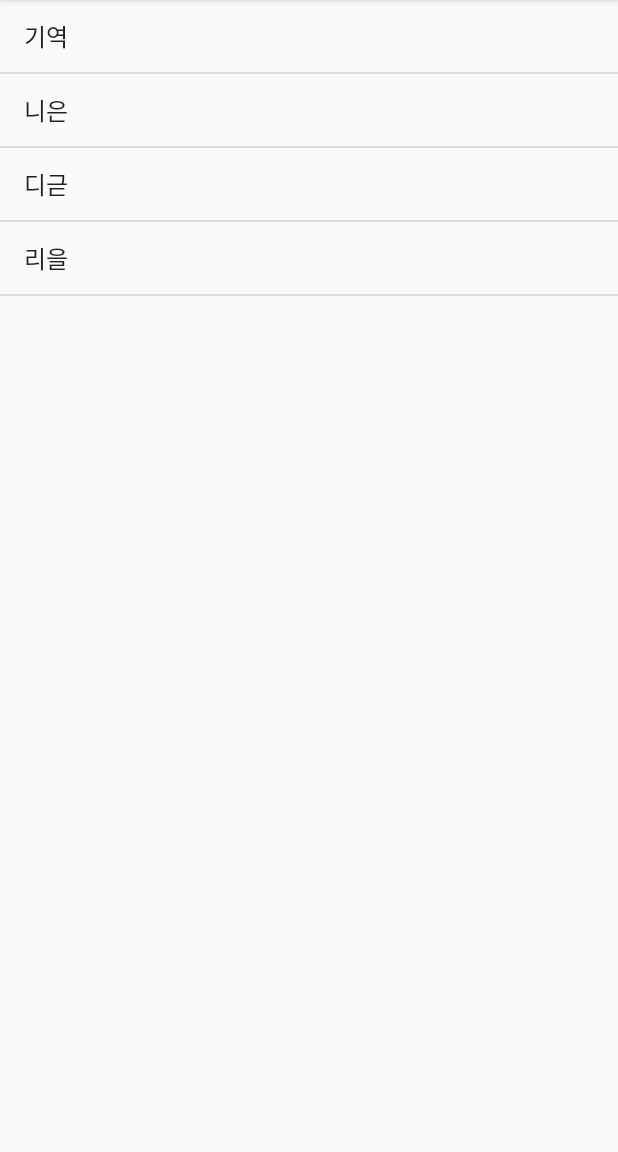
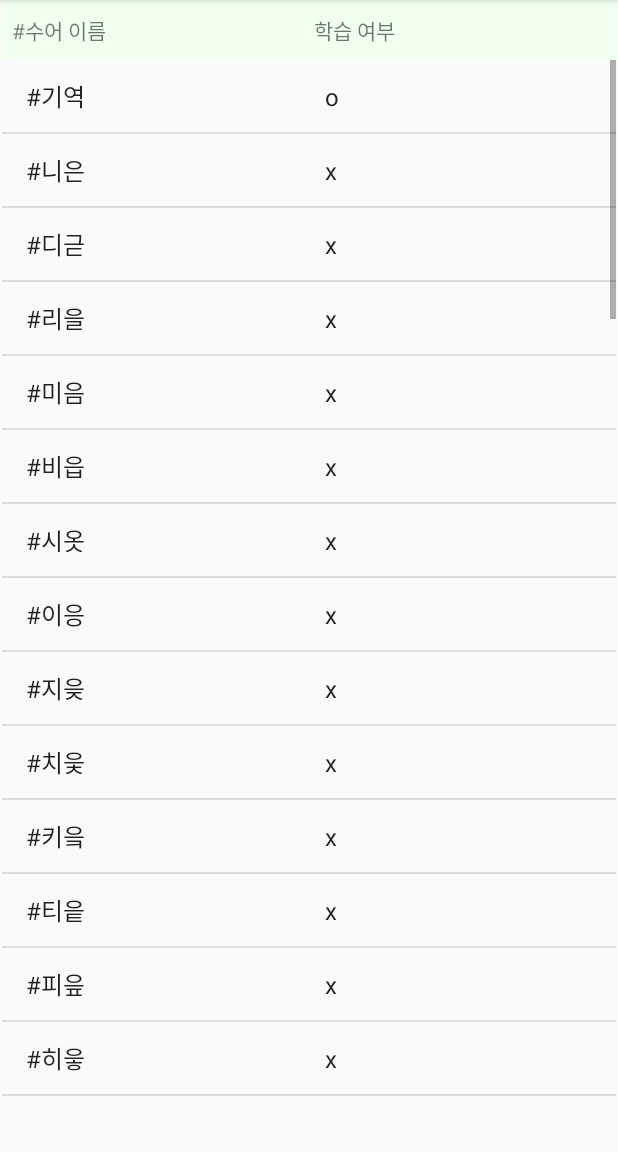
Before and after one commit to 06Ag/Capstone, an Android app: the TodayLearning screen opened directly, with no data from a screen before it, after a tap on "오답노트 및 총 배운 단어", on a phone screen of 412 x 824 dp, the part 84-1236 px from its top. Run offline under Robolectric (Android 15) with nearby library versions, the phone set to English and light mode, and no system bars.

Commit message:
이름추가

```diff
--- a/Signlanguage/app/build.gradle
+++ b/Signlanguage/app/build.gradle
@@ -29,7 +29,7 @@ android {
         }
     }
 
-    aaptOptions{
+    aaptOptions {
         noCompress "tflite"
     }
 }
--- a/Signlanguage/app/src/main/AndroidManifest.xml
+++ b/Signlanguage/app/src/main/AndroidManifest.xml
@@ -34,7 +34,8 @@
         android:supportsRtl="true"
         android:theme="@style/AppTheme"
         tools:ignore="GoogleAppIndexingWarning">
-        <activity android:name=".LearningStart"></activity>
+        <activity android:name=".IntroName"></activity>
+        <activity android:name=".LearningStart" />
         <activity android:name=".SignSearch" />
         <activity android:name=".DBtest" />
         <activity android:name=".HsvSetting" />
--- a/Signlanguage/app/src/main/cpp/CMakeLists.txt
+++ b/Signlanguage/app/src/main/cpp/CMakeLists.txt
@@ -5,7 +5,7 @@
 
 cmake_minimum_required(VERSION 3.4.1)
 
-set(pathPROJECT C:/Users/tkddm/Desktop/Capstone/Signlanguage) #육
+#set(pathPROJECT C:/Users/tkddm/Desktop/Capstone/Signlanguage) #육
 #set(pathPROJECT C:/Users/iw67c/AndroidStudioProjects/Capstone/Signlanguage) # 영지
 #set(pathPROJECT C:/Users/User/AndroidStudioProjects/Capstone/Signlanguage) # 은진
 set(pathOPENCV ${pathPROJECT}/opencv)
--- a/Signlanguage/app/src/main/java/com/example/singlanguage/DBHelper.java
+++ b/Signlanguage/app/src/main/java/com/example/singlanguage/DBHelper.java
@@ -4,7 +4,6 @@ import android.content.Context;
 import android.database.Cursor;
 import android.database.sqlite.SQLiteDatabase;
 import android.database.sqlite.SQLiteOpenHelper;
-import android.content.pm.PackageManager;
 import android.util.Log;
 
 import java.io.BufferedReader;
@@ -169,7 +168,6 @@ public class DBHelper extends SQLiteOpenHelper {
         String result = "";
         Cursor cursor = db.rawQuery("SELECT name FROM SIGN_BOOK WHERE _id = '"+i+"';", null);
         while (cursor.moveToNext()) {
-
              result += cursor.getString(0); //수화이름
         }
         return result;
@@ -190,4 +188,14 @@ public class DBHelper extends SQLiteOpenHelper {
         cnt = cursor.getCount();
         return cnt;
     }
+    public int checkchlearn(int i){
+        int cnt =0;
+        SQLiteDatabase db = getReadableDatabase();
+        Cursor cursor = db.rawQuery("SELECT chlearn FROM SIGN_BOOK WHERE _id = '"+i+"';", null);
+        while (cursor.moveToNext()) {
+            cnt = cursor.getInt(0);
+        }
+        return cnt;
+    }
+
 }
--- a/Signlanguage/app/src/main/java/com/example/singlanguage/DBToday.java
+++ b/Signlanguage/app/src/main/java/com/example/singlanguage/DBToday.java
@@ -34,18 +34,25 @@ public class DBToday extends SQLiteOpenHelper {
     @Override
     public void onCreate(SQLiteDatabase db) {
         db.execSQL("DROP TABLE IF EXISTS TODAY");
-        //date -> 처음 학습 시작한 날짜, count -> 학습하기로 한 단어 갯수, day -> 학습한지 며칠째, pos -> 오늘 학습한 단어수(진행사항 바를 위해)
-        db.execSQL( "CREATE TABLE TODAY (date TEXT DEFAULT '', count INTEGER DEFAULT 0, day INTEGER DEFAULT 0,pos INTEGER DEFAULT 0);");
+        //name -> 사용자이름, date -> 처음 학습 시작한 날짜, count -> 학습하기로 한 단어 갯수, day -> 학습한지 며칠째, pos -> 오늘 학습한 단어수(진행사항 바를 위해)
+        db.execSQL( "CREATE TABLE TODAY (name TEXT DEFAULT '', date TEXT DEFAULT '', count INTEGER DEFAULT 0, day INTEGER DEFAULT 0,pos INTEGER DEFAULT 0);");
 
     }
 
     @Override
     public void onUpgrade(SQLiteDatabase db, int oldVersion, int newVersion) {
     }
+
+    public void insertname(String name){
+        SQLiteDatabase db = getWritableDatabase();
+        db.execSQL( "INSERT INTO TODAY(name) VALUES('" + name+ "');");
+        db.close();
+    }
+
     //LearningStart.java 에서 날짜와 학습할 단어수를 저장하기 위한 함수
-    public void insert(String date, int count,int day,int pos) {
+    public void insert(String name, String date, int count,int day,int pos) {
         SQLiteDatabase db = getWritableDatabase();
-        db.execSQL( "INSERT INTO TODAY VALUES('" + date + "', '" + count + "', '" + day + "', '"+ pos + "');");
+        db.execSQL( "UPDATE TODAY SET date = '"+date+"',count = '"+count+"',day = '"+day+"',pos = '"+pos+"' WHERE name = '"+name+"';");
         db.close();
     }
 
@@ -64,6 +71,17 @@ public class DBToday extends SQLiteOpenHelper {
         db.execSQL( "UPDATE TODAY SET pos = '"+pos+"' WHERE count = '"+count+"';");
         db.close();
     }
+
+    public  String getName(){
+        SQLiteDatabase db = getReadableDatabase();
+        String result = "";
+        Cursor cursor = db.rawQuery("SELECT name FROM TODAY", null);
+        while (cursor.moveToNext()) {
+            result += cursor.getString(0); //사용자이름
+        }
+        return result;
+    }
+
 
     public String getDate() {
         SQLiteDatabase db = getReadableDatabase();
--- a/Signlanguage/app/src/main/java/com/example/singlanguage/TodayLearning.java
+++ b/Signlanguage/app/src/main/java/com/example/singlanguage/TodayLearning.java
@@ -1,13 +1,17 @@
 package com.example.singlanguage;
+
+import android.content.Intent;
+import android.os.Bundle;
+import android.view.View;
+import android.widget.Button;
+import android.widget.ProgressBar;
+import android.widget.TextView;
 
 import androidx.appcompat.app.AppCompatActivity;
 
-import android.view.View;
-import android.widget.Button;
-import android.content.Intent;
-import android.os.Bundle;
-import android.widget.ProgressBar;
-import android.widget.TextView;
+import java.text.ParseException;
+import java.text.SimpleDateFormat;
+import java.util.Date;
 
 public class TodayLearning extends AppCompatActivity {
 
@@ -27,20 +31,48 @@ public class TodayLearning extends AppCompatActivity {
         setContentView(R.layout.activity_today_learning);
         final DBToday dbToday = DBToday.getInstance(getApplicationContext()); //DB가져오기 progressbar를 위헤
         final DBHelper dbHelper = DBHelper.getInstance(getApplicationContext()); //db가져오기 지금까지 배운 총 단어 갯수 위해
+
         Button bt_start = findViewById(R.id.bt_start);
         Button bt_review = findViewById(R.id.bt_review);
+
         tv_UserName = findViewById(R.id.tv_userName);
         tv_Ncnt = findViewById(R.id.tv_Ncnt);
         tv_progress = findViewById(R.id.tv_progress);
         pb_progress = findViewById(R.id.pb_progress);
         tv_Nday = findViewById(R.id.tv_Nday);
 
-        //db에서 가져온 학습 일자
-        final int day = dbToday.getDay();
-        //db에서 가져온 학습 단어 수
-        final int countword = dbToday.getCount();
-        System.out.println("가져온 day:::"+ day) ;
-        System.out.println("가져온 count:::"+ countword) ;
+        String firstdate = dbToday.getDate(); //db에 저장되있는 처음 학습 날짜 불러옴
+        int countword = dbToday.getCount(); //db에 저장되어있는 오늘의 학습 단어 수
+        int day = 0; //학습한지 며칠째
+
+        final SimpleDateFormat simpleDateFormat = new SimpleDateFormat("yyyy-MM-dd");
+        final String date = simpleDateFormat.format(new Date());//오늘날짜 가져오기
+
+        String na = dbToday.getName();
+
+        tv_UserName.setText(na);// db에 저장되어있는 사람이름
+        System.out.println("최초 학습 시작일 : " +firstdate);
+        System.out.println("현재 학습일 : " +date);
+        System.out.println("학습할 단어 수: " +dbToday.getCount());
+        Date beginDate = null;
+        Date endDate = null;
+        try {
+            beginDate = simpleDateFormat.parse(firstdate);
+            endDate = simpleDateFormat.parse(date);
+        } catch (ParseException e) {
+            e.printStackTrace();
+        }
+
+        // 시간차이를 시간,분,초를 곱한 값으로 나누면 하루 단위가 나옴
+        long diff = endDate.getTime() - beginDate.getTime();
+        long diffDays = diff / (24 * 60 * 60 * 1000);
+        day = (int)diffDays;
+        day += 1; //0일째면 1일째라고 하기 위해서 더해줌
+        System.out.println("학습 일수 : "+ day);
+        if(day!=dbToday.getDay()){
+            dbToday.updatepos(countword,0);
+            dbToday.updateday(countword,day);
+        }
 
         String temp = String.valueOf(day);
         tv_Nday.setText(temp); //학습 일자 update해주기
@@ -71,8 +103,6 @@ public class TodayLearning extends AppCompatActivity {
             public void onClick(View v){
                 final Intent intent = new Intent(getApplicationContext(), TodayStart.class);
                 intent.setFlags(Intent.FLAG_ACTIVITY_NO_ANIMATION);
-                intent.putExtra("day",day) ; //오늘의 학습 페이지로 학습 날짜 넘기기
-                intent.putExtra("countword",countword); //오늘의 학습 페이지로 학습할 단어 수 넘기기
                 startActivity(intent);
             }
         });
--- a/Signlanguage/app/src/main/java/com/example/singlanguage/TodayReview.java
+++ b/Signlanguage/app/src/main/java/com/example/singlanguage/TodayReview.java
@@ -1,6 +1,4 @@
 package com.example.singlanguage;
-
-import androidx.appcompat.app.AppCompatActivity;
 
 import android.os.Bundle;
 import android.view.View;
@@ -9,29 +7,71 @@ import android.widget.ArrayAdapter;
 import android.widget.ListView;
 import android.widget.Toast;
 
-import java.util.List;
+import androidx.appcompat.app.AppCompatActivity;
+
+import java.util.ArrayList;
 
 public class TodayReview extends AppCompatActivity {
-    //listview에 나타날 목록
-    static final String[] LIST_MENU = {"기역", "니은", "디귿", "리을"};
+
 
     @Override
     protected void onCreate(Bundle savedInstanceState) {
         super.onCreate(savedInstanceState);
         setContentView(R.layout.activity_today_review);
 
-        //listview에 LIST_MENU 내영 넣기
-        ArrayAdapter adapter = new ArrayAdapter(this, android.R.layout.simple_list_item_1, LIST_MENU);
-        ListView listView = (ListView) findViewById(R.id.listview);
-        listView.setAdapter(adapter);
+        final DBHelper dbHelper = DBHelper.getInstance(getApplicationContext()); //db가져오기 지금까지 배운 총 단어 이름 위해
+        final DBToday dbToday = DBToday.getInstance(getApplicationContext()); //DB가져오기
+
+        int num = dbHelper.getCount(); //db에 저장되어있는 수화 수
+        int countword = dbToday.getCount(); //db에 저장되어있는 오늘의 학습 단어 수
+        //listview에 나타날 목록
+        String[] LIST_NAME = new String[num];
+        int[] LIST_LEARN = new int[num];
+
+        int day = dbToday.getDay(); //학습한지 며칠째
+        int firstword = 1;
+        int lastword = day * countword; ; //학습 날짜에 맞게 학습했어야 한 마지막 단어의 _id
+
+        int i = firstword;
+        String name="";
+        int chlearn = 0;
+        for(; i <= num; i++){
+            name = dbHelper.getName(i);
+            chlearn = dbHelper.checkchlearn(i);
+            LIST_NAME[i-1] = name;
+            LIST_LEARN[i-1] = chlearn;
+        }
+
+        final ArrayList<String> list = new ArrayList<>();
+
+
+        // ArrayList 객체에 데이터를 집어넣습니다.
+        for (int t = 0; t < num; t++) {
+
+            String temp;
+            if(LIST_LEARN[t] ==1){
+                temp = "o";
+            }else{
+                temp = "x";
+            }
+            //여기 나중에 간격조절해야할듯
+            //temp가 너무 뒤죽박죽
+            list.add("#"+LIST_NAME[t]+"                                        "+temp);
+
+        }
+
+        //listview에 LIST_NAME , LIST_LEARN내용 넣기
+        ArrayAdapter adapter = new ArrayAdapter(this, android.R.layout.simple_list_item_1, list);
+        ListView listName = (ListView) findViewById(R.id.listname);
+        listName.setAdapter(adapter);
+
 
         //listView 클릭 이벤트 처리
-        listView.setOnItemClickListener(new AdapterView.OnItemClickListener() {
+        listName.setOnItemClickListener(new AdapterView.OnItemClickListener() {
             @Override
             public void onItemClick(AdapterView<?> parent, View view, int position, long id) {
                 //textviwe의 텍스트 가져오기
                 String strText = (String) parent.getItemAtPosition(position);
-
                 //toast로 띄우기 test
                 Toast toast = Toast.makeText(TodayReview.this, strText, Toast.LENGTH_SHORT);
                 toast.show();
--- a/Signlanguage/app/src/main/java/com/example/singlanguage/Translation.java
+++ b/Signlanguage/app/src/main/java/com/example/singlanguage/Translation.java
@@ -28,6 +28,7 @@ import org.opencv.core.Mat;
 import org.opencv.core.Scalar;
 import org.opencv.core.Size;
 import org.opencv.imgproc.Imgproc;
+
 import org.tensorflow.lite.Interpreter;
 
 import java.io.FileInputStream;
--- a/Signlanguage/app/src/main/res/layout/activity_learning.xml
+++ b/Signlanguage/app/src/main/res/layout/activity_learning.xml
@@ -35,7 +35,7 @@
             android:layout_width="300dp"
             android:layout_height="wrap_content"
             android:layout_weight="4"
-
+            android:hint="검색내용을 입력하세요"
             android:gravity="left|center_vertical"
             android:textColor="#000000"
             android:textSize="20dp"
--- a/Signlanguage/app/src/main/res/layout/activity_today_learning.xml
+++ b/Signlanguage/app/src/main/res/layout/activity_today_learning.xml
@@ -18,7 +18,6 @@
             android:layout_width="wrap_content"
             android:layout_height="wrap_content"
             android:layout_gravity="center"
-            android:text="육상은"
             android:textSize="40sp" />
         <TextView
             android:id="@+id/tv_userIntro"
--- a/Signlanguage/app/src/main/res/layout/activity_today_review.xml
+++ b/Signlanguage/app/src/main/res/layout/activity_today_review.xml
@@ -1,15 +1,58 @@
 <?xml version="1.0" encoding="utf-8"?>
-<androidx.constraintlayout.widget.ConstraintLayout xmlns:android="http://schemas.android.com/apk/res/android"
+
+<LinearLayout xmlns:android="http://schemas.android.com/apk/res/android"
     xmlns:app="http://schemas.android.com/apk/res-auto"
     xmlns:tools="http://schemas.android.com/tools"
     android:layout_width="match_parent"
     android:layout_height="match_parent"
+    android:orientation="vertical"
+    android:layout_marginLeft="1dp"
+    android:layout_marginRight="1dp"
+    android:layout_marginBottom="20dp"
     tools:context=".TodayReview">
 
-    <!-- 총배운 단어들의 목록 -->
-    <ListView
-        android:id="@+id/listview"
+    <LinearLayout
         android:layout_width="match_parent"
-        android:layout_height="match_parent" />
+        android:layout_height="wrap_content"
+        android:orientation="horizontal"
+        android:layout_gravity="center">
 
-</androidx.constraintlayout.widget.ConstraintLayout>
+        <TextView
+            android:layout_width="match_parent"
+            android:layout_height="40dp"
+            android:gravity="center_vertical"
+            android:text="  #수어 이름"
+            android:background="@color/honeydew"
+            android:id="@+id/signname"
+            android:layout_weight="1"/>
+
+        <TextView
+            android:layout_width="match_parent"
+            android:layout_height="40dp"
+            android:gravity="center_vertical"
+            android:text=" 학습 여부"
+            android:background="@color/honeydew"
+            android:id="@+id/chlearn"
+            android:layout_weight="1"/>
+    </LinearLayout>
+
+    <LinearLayout
+        android:layout_width="match_parent"
+        android:layout_height="wrap_content"
+        android:orientation="horizontal"
+        android:layout_gravity="center">
+
+        <!-- 총배운 단어들의 목록 -->
+        <ListView
+            android:id="@+id/listname"
+            android:layout_width="match_parent"
+            android:layout_height="match_parent"
+            android:layout_weight="1"/>
+
+
+
+    </LinearLayout>
+
+
+
+</LinearLayout>
```
Also changed, not shown: Signlanguage/app/src/main/java/com/example/singlanguage/IntroActivity.java (+13 -3 lines), Signlanguage/app/src/main/java/com/example/singlanguage/IntroName.java (added, +37 -0 lines), Signlanguage/app/src/main/java/com/example/singlanguage/LearningStart.java (+6 -5 lines), Signlanguage/app/src/main/java/com/example/singlanguage/MainActivity.java (+2 -5 lines), Signlanguage/app/src/main/java/com/example/singlanguage/TodayStart.java (+17 -24 lines), Signlanguage/app/src/main/java/com/example/singlanguage/learning.java (+3 -33 lines), Signlanguage/app/src/main/res/layout/activity_intro_name.xml (added, +39 -0 lines), 13 other files.
